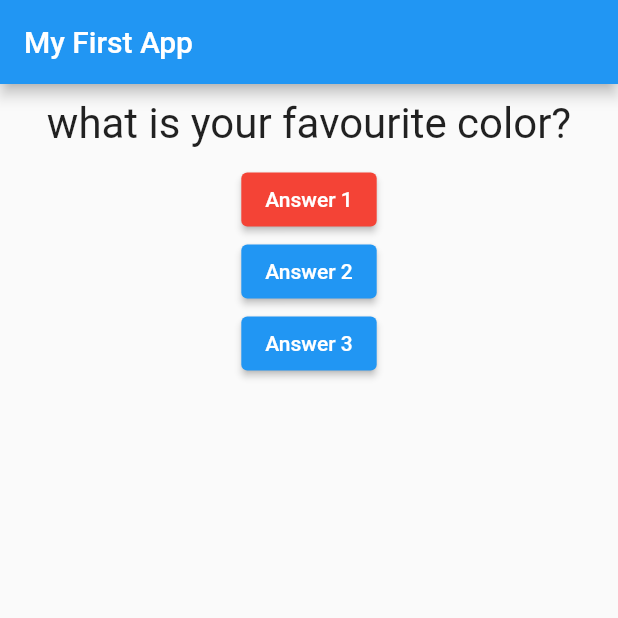
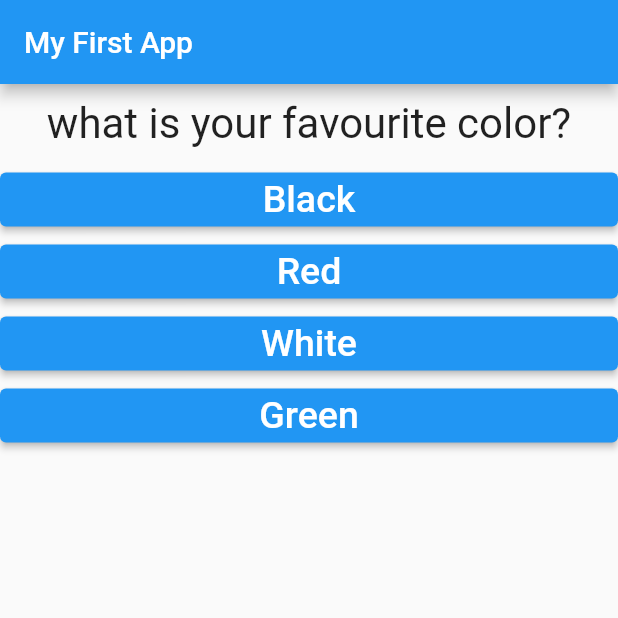
Before and after one commit to punyakrit/flutter_guide, a Flutter app: the screen it shows after launch, on a phone screen of 412 x 824 dp, the top half of it. Run offline on Flutter 3.47's test engine with Material 2 defaults, Android fonts, the phone set to English and light mode, and no system bars.

Commit message:
quiz app

```diff
--- /dev/null
+++ b/lib/answer.dart
@@ -0,0 +1,25 @@
+import 'package:flutter/material.dart';
+
+class Answer extends StatelessWidget {
+  final VoidCallback selectHandler;
+  final String answerText;
+
+  Answer(this.selectHandler, this.answerText);
+
+  @override
+  Widget build(BuildContext context) {
+    return Container(
+        width: double.infinity,
+        child: ElevatedButton(
+          onPressed: selectHandler,
+          child: Text(
+            answerText,
+            style: TextStyle(fontSize: 25),
+          ),
+          style: ElevatedButton.styleFrom(
+            foregroundColor: Colors.white,
+            backgroundColor: Colors.blue,
+          ),
+        ));
+  }
+}
--- a/lib/main.dart
+++ b/lib/main.dart
@@ -2,37 +2,49 @@
 
 import 'package:flutter/material.dart';
 import 'package:flutter_guide/question.dart';
+import './answer.dart';
 
 void main() {
   runApp(MyApp());
 }
 
 class MyApp extends StatefulWidget {
-
   @override
   State<StatefulWidget> createState() {
-  return _MyAppState();
+    return _MyAppState();
   }
 }
 
-
-class _MyAppState extends State<MyApp>{
+class _MyAppState extends State<MyApp> {
+  final questions = const [
+    {
+      'questionText': 'what is your favourite color?',
+      'answers': ['Black', 'Red', 'White', 'Green'],
+    },
+    {
+      'questionText': 'What is your favourite animal',
+      'answers': ['Rabbit', 'Snake', 'Elephant', 'Lion'],
+    },
+    {
+      'questionText': 'What is your favourite food',
+      'answers': ['abc', 'def', 'ghi', 'jkl'],
+    },
+  ];
   var _questionIndex = 0;
 
   void _answerQuestion() {
+    if (_questionIndex < questions.length) {
+      print("We have more questions");
+    }
 
-  setState(() {
-        _questionIndex = _questionIndex + 1;
-  });
+    setState(() {
+      _questionIndex = _questionIndex + 1;
+    });
     print(_questionIndex);
   }
 
   @override
   Widget build(BuildContext context) {
-    var question = [
-      "what is your favourite color?",
-      "What is your favoutite animal"
-    ];
     return MaterialApp(
       home: Scaffold(
         appBar: AppBar(
@@ -40,19 +52,13 @@ class _MyAppState extends State<MyApp>{
         ),
         body: Column(
           children: [
-            Question(question[_questionIndex]),
-            ElevatedButton(onPressed: _answerQuestion,
-             child: Text("Answer 1"),
-             style: ButtonStyle(
-             backgroundColor: MaterialStateProperty.all(Colors.red),
-             ),
-             ),
-            ElevatedButton(
-                onPressed: (() => print("Answer 2 choosen")),
-                child: Text("Answer 2")),
-            ElevatedButton(
-                onPressed: (() => print("Answer 3 choosen")),
-                child: Text("Answer 3"))
+            Question(
+              questions[_questionIndex]['questionText'] as String,
+            ),
+            ...(questions[_questionIndex]['answers'] as List<String>)
+                .map((answer) {
+              return Answer(_answerQuestion, answer);
+            }).toList()
           ],
         ),
       ),
```
Also changed, not shown: lib/question.dart (+7 -8 lines).
